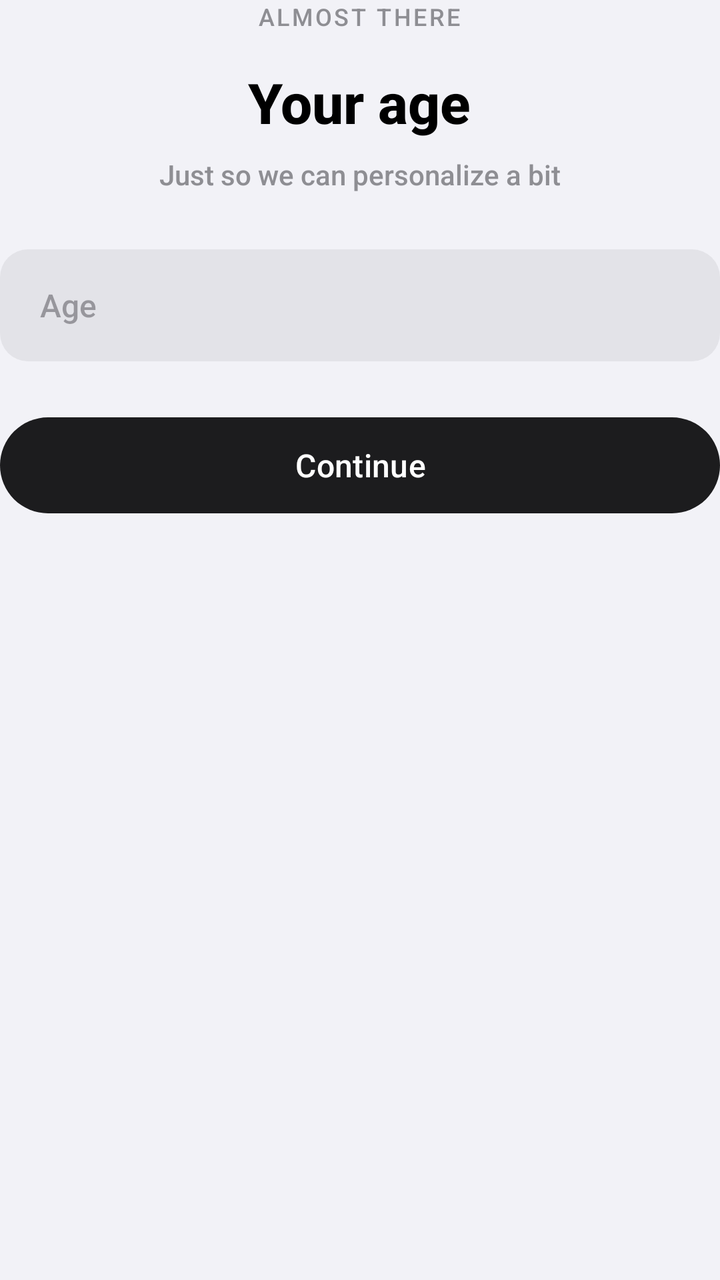
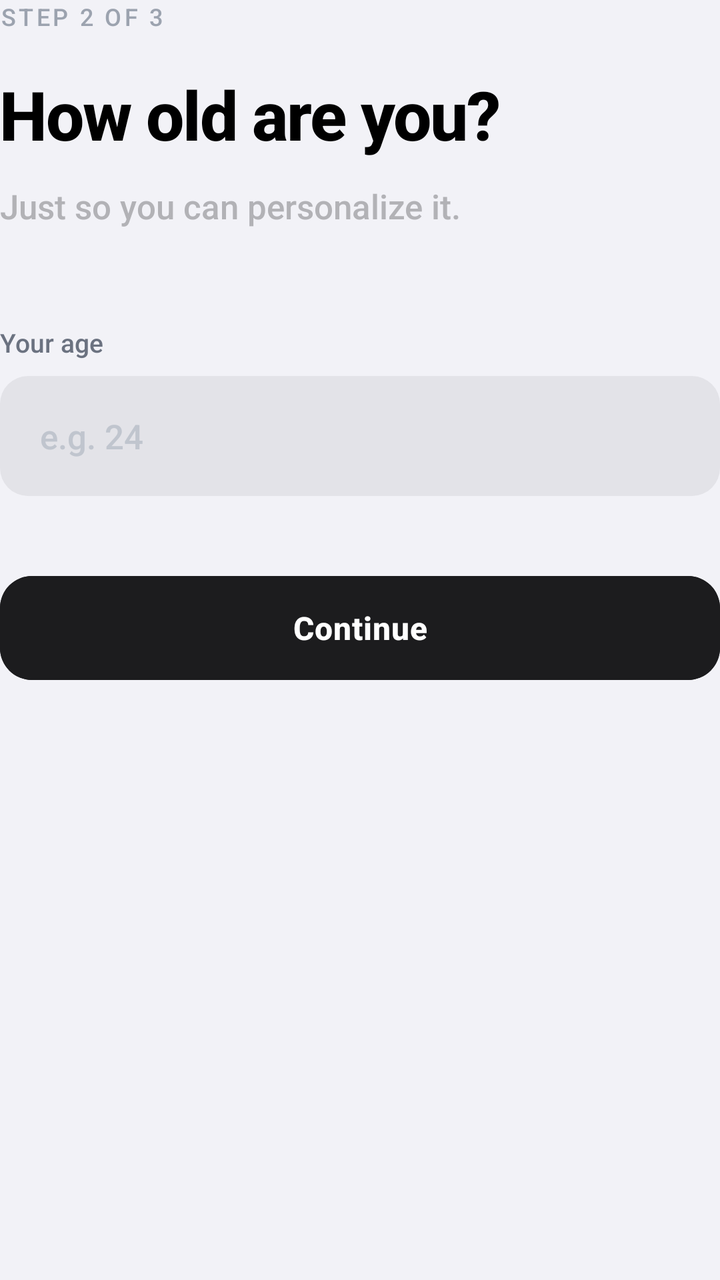

Screens rendered from an Android XML layout before and after an edit, with the pre-edit source and the edit as a unified diff.
<!-- AndroidManifest.xml: application theme Theme.Floow -->
<!-- res/layout/step_age.xml -->
<?xml version="1.0" encoding="utf-8"?>
<LinearLayout xmlns:android="http://schemas.android.com/apk/res/android"
    android:layout_width="match_parent"
    android:layout_height="wrap_content"
    android:orientation="vertical"
    android:gravity="center_horizontal">

    <TextView
        android:layout_width="wrap_content"
        android:layout_height="wrap_content"
        android:text="ALMOST THERE"
        android:textAllCaps="true"
        android:letterSpacing="0.1"
        android:textSize="12sp"
        android:textColor="@color/text_secondary" />

    <TextView
        android:layout_width="wrap_content"
        android:layout_height="wrap_content"
        android:layout_marginTop="16dp"
        android:text="Your age"
        android:textSize="28sp"
        android:textStyle="bold"
        android:textColor="@color/text_primary" />

    <TextView
        android:layout_width="wrap_content"
        android:layout_height="wrap_content"
        android:layout_marginTop="8dp"
        android:text="Just so we can personalize a bit"
        android:textSize="14sp"
        android:textColor="@color/text_secondary" />

    <EditText
        android:id="@+id/etAge"
        android:layout_width="match_parent"
        android:layout_height="56dp"
        android:layout_marginTop="28dp"
        android:background="@drawable/bg_rounded_edit"
        android:hint="Age"
        android:paddingHorizontal="20dp"
        android:textSize="16sp"
        android:inputType="number"
        android:maxLines="1" />

    <com.google.android.material.button.MaterialButton
        android:id="@+id/btnContinue"
        android:layout_width="match_parent"
        android:layout_height="56dp"
        android:layout_marginTop="24dp"
        android:text="Continue"
        android:textAllCaps="false"
        android:textSize="16sp"
        app:cornerRadius="28dp"
        app:backgroundTint="@color/button_dark"
        xmlns:app="http://schemas.android.com/apk/res-auto" />
</LinearLayout>
<!-- resources referenced by this layout -->
<resources>
  <color name="button_dark">#FF1C1C1E</color>
  <color name="text_primary">#FF000000</color>
  <color name="text_secondary">#FF8E8E93</color>
  <!-- drawable bg_rounded_edit (drawable) -->
  <?xml version="1.0" encoding="utf-8"?>
  <shape xmlns:android="http://schemas.android.com/apk/res/android">
      <solid android:color="#E3E3E8" /> 
      <corners android:radius="14dp" />
  </shape>
  <style name="Theme.Floow" parent="Theme.Material3.Light.NoActionBar">
          <item name="colorPrimary">@color/accent</item>
          <item name="colorOnPrimary">@color/white</item>
          <item name="android:statusBarColor">@color/background</item>
          <item name="android:windowLightStatusBar">true</item>
          <item name="android:navigationBarColor">@color/background</item>
          <item name="android:windowBackground">@color/background</item>
  
          
          <item name="fontFamily">sans-serif-medium</item>
      </style>
  <color name="accent">#FF007AFF</color>
  <color name="white">#FFFFFFFF</color>
  <color name="background">#FFF2F2F7</color>
</resources>

<!-- the commit's change to res/layout/step_age.xml (unified diff, before → after) -->
@@ -1,57 +1,74 @@
 <?xml version="1.0" encoding="utf-8"?>
 <LinearLayout xmlns:android="http://schemas.android.com/apk/res/android"
+    xmlns:app="http://schemas.android.com/apk/res-auto"
     android:layout_width="match_parent"
     android:layout_height="wrap_content"
     android:orientation="vertical"
-    android:gravity="center_horizontal">
+    android:gravity="start">
+
+    
+    <TextView
+        android:layout_width="wrap_content"
+        android:layout_height="wrap_content"
+        android:text="STEP 2 OF 3"
+        android:textSize="12sp"
+        android:textAllCaps="true"
+        android:letterSpacing="0.12"
+        android:textColor="#9CA3AF"
+        android:fontFamily="sans-serif-medium" />
 
     <TextView
         android:layout_width="wrap_content"
         android:layout_height="wrap_content"
-        android:text="ALMOST THERE"
-        android:textAllCaps="true"
-        android:letterSpacing="0.1"
-        android:textSize="12sp"
-        android:textColor="@color/text_secondary" />
+        android:layout_marginTop="18dp"
+        android:text="How old are you?"
+        android:lineSpacingExtra="4dp"
+        style="@style/IOSLargeTitle" />
 
     <TextView
         android:layout_width="wrap_content"
         android:layout_height="wrap_content"
-        android:layout_marginTop="16dp"
-        android:text="Your age"
-        android:textSize="28sp"
-        android:textStyle="bold"
-        android:textColor="@color/text_primary" />
+        android:layout_marginTop="12dp"
+        android:text="Just so you can personalize it."
+        style="@style/IOSBody"
+        android:alpha="0.65" />
 
+    
     <TextView
         android:layout_width="wrap_content"
         android:layout_height="wrap_content"
-        android:layout_marginTop="8dp"
-        android:text="Just so we can personalize a bit"
-        android:textSize="14sp"
-        android:textColor="@color/text_secondary" />
+        android:layout_marginTop="48dp"
+        android:text="Your age"
+        android:textSize="13sp"
+        android:textColor="#6B7280"
+        android:fontFamily="sans-serif-medium" />
 
     <EditText
         android:id="@+id/etAge"
         android:layout_width="match_parent"
-        android:layout_height="56dp"
-        android:layout_marginTop="28dp"
+        android:layout_height="60dp"
+        android:layout_marginTop="8dp"
         android:background="@drawable/bg_rounded_edit"
-        android:hint="Age"
+        android:hint="e.g. 24"
         android:paddingHorizontal="20dp"
-        android:textSize="16sp"
+        android:textSize="17sp"
+        android:fontFamily="sans-serif-medium"
+        android:textColorHint="#C0C5CE"
         android:inputType="number"
         android:maxLines="1" />
 
     <com.google.android.material.button.MaterialButton
         android:id="@+id/btnContinue"
         android:layout_width="match_parent"
-        android:layout_height="56dp"
-        android:layout_marginTop="24dp"
+        android:layout_height="60dp"
+        android:layout_marginTop="36dp"
         android:text="Continue"
         android:textAllCaps="false"
         android:textSize="16sp"
-        app:cornerRadius="28dp"
-        app:backgroundTint="@color/button_dark"
-        xmlns:app="http://schemas.android.com/apk/res-auto" />
+        android:textStyle="bold"
+        android:letterSpacing="0.02"
+        android:backgroundTint="@color/button_dark"
+        app:cornerRadius="16dp"
+        app:elevation="0dp" />
+
 </LinearLayout>
<!-- resource entries referenced after the edit -->
@@ -9,6 +9,17 @@
       <solid android:color="#E3E3E8" /> 
       <corners android:radius="14dp" />
   </shape>
+  <style name="IOSBody">
+          <item name="android:textSize">17sp</item>
+          <item name="android:textColor">@color/text_secondary</item>
+          <item name="android:lineSpacingMultiplier">1.2</item>
+      </style>
+  <style name="IOSLargeTitle">
+          <item name="android:textSize">34sp</item>
+          <item name="android:textStyle">bold</item>
+          <item name="android:textColor">@color/text_primary</item>
+          <item name="android:letterSpacing">-0.02</item>
+      </style>
   <style name="Theme.Floow" parent="Theme.Material3.Light.NoActionBar">
           <item name="colorPrimary">@color/accent</item>
           <item name="colorOnPrimary">@color/white</item>
